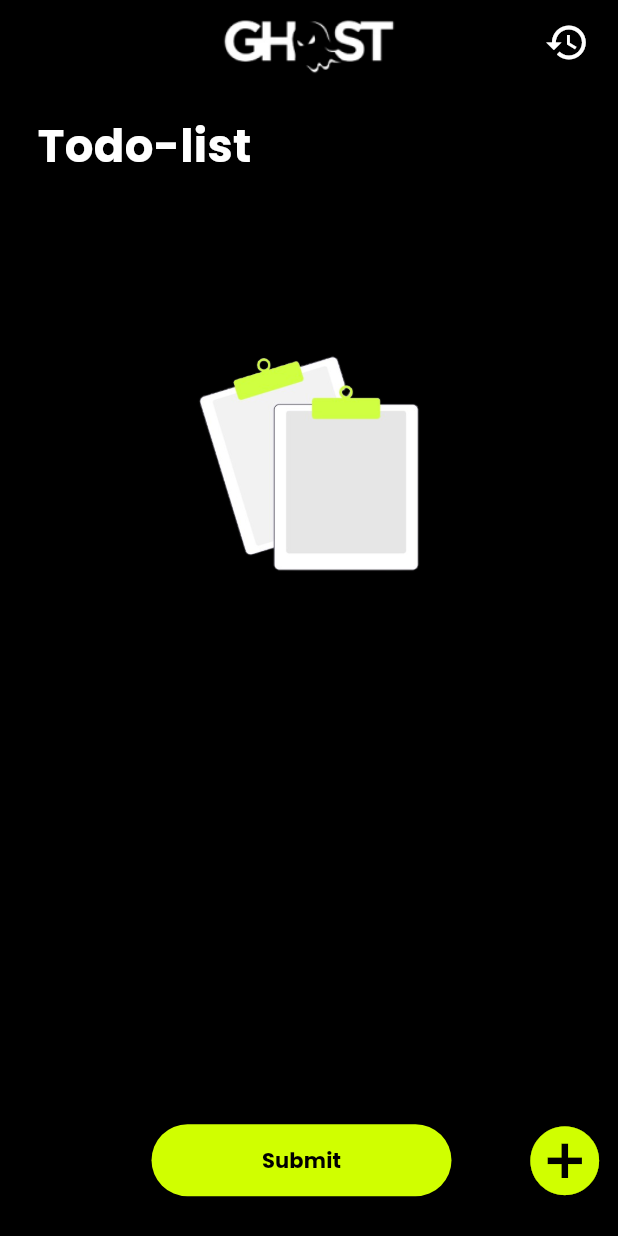
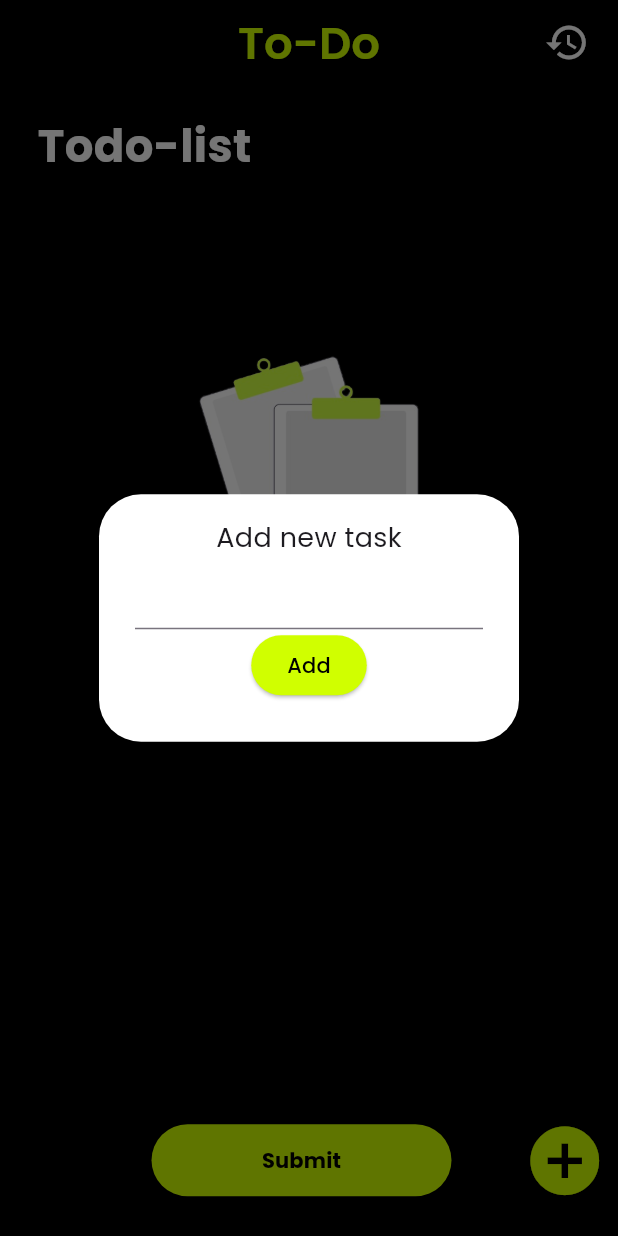
Before and after one commit to Rajveer0555/ToDo, a Flutter app: the ToDo screen opened by its route, after a tap on the "add circle" icon, on a phone screen of 412 x 824 dp. Run offline on Flutter 3.47's test engine with Material 3 defaults, Android fonts, the light colour scheme and no system bars; our stand-ins replace google_fonts.

Commit message:
minor Ui changed !!

```diff
--- a/lib/main.dart
+++ b/lib/main.dart
@@ -25,7 +25,7 @@ class MyApp extends StatelessWidget {
         routes: {
           "/": (context) => const SplashScreen(),
           Routes.splashscreen: (context) => const ToDo(),
-          Routes.todo: (context) => const HistoryScreen(),
+          Routes.todo: (context) => const ToDo(),
           Routes.history: (context) => const HistoryScreen(),
         });
   }
--- a/lib/pages/todo.dart
+++ b/lib/pages/todo.dart
@@ -1,6 +1,7 @@
 import 'package:flutter/material.dart';
 import 'package:google_fonts/google_fonts.dart';
 import 'package:todo/pages/routes.dart';
+import 'package:todo/utils/dialog_box.dart';
 
 class ToDo extends StatefulWidget {
   const ToDo({super.key});
@@ -9,9 +10,6 @@ class ToDo extends StatefulWidget {
 }
 
 class _ToDoState extends State<ToDo> {
-  // bool? _isChecked = false;
-  // bool? _isChecked2 = false;
-  // bool? _isChecked3 = false;
   @override
   Widget build(BuildContext context) {
     return Scaffold(
@@ -22,10 +20,13 @@ class _ToDoState extends State<ToDo> {
         ),
         backgroundColor: Colors.black,
         centerTitle: true,
-        title: const Image(
-          image: AssetImage('assets/Logo.png'),
-          height: 150,
-          width: 180,
+        title: Text(
+          "To-Do",
+          style: GoogleFonts.poppins(
+            color: const Color.fromARGB(255, 208, 255, 0),
+            fontSize: 30,
+            fontWeight: FontWeight.w600,
+          ),
         ),
         actions: [
           Padding(
@@ -88,7 +89,14 @@ class _ToDoState extends State<ToDo> {
                 width: 40,
               ),
               IconButton(
-                onPressed: () {},
+                onPressed: () {
+                  showDialog(
+                    context: context,
+                    builder: (context) {
+                      return DialogBox();
+                    },
+                  );
+                },
                 icon: const Icon(
                   Icons.add_circle_outlined,
                   color: Color.fromARGB(255, 208, 255, 0),
--- /dev/null
+++ b/lib/utils/dialog_box.dart
@@ -0,0 +1,41 @@
+import 'package:flutter/material.dart';
+import 'package:google_fonts/google_fonts.dart';
+import 'package:todo/pages/routes.dart';
+
+class DialogBox extends StatelessWidget {
+  const DialogBox({super.key});
+
+  @override
+  Widget build(BuildContext context) {
+    return Center(
+      child: AlertDialog(
+          backgroundColor: Colors.white,
+          content: SizedBox(
+            height: 125,
+            child: Column(
+              children: [
+                Title(
+                    color: Colors.black,
+                    child: Text(
+                      "Add new task",
+                      style: GoogleFonts.poppins(fontSize: 18),
+                    )),
+                TextField(
+
+                ),
+                ElevatedButton(
+                    style: ElevatedButton.styleFrom(
+                        backgroundColor: const Color.fromARGB(255, 208, 255, 0)),
+                    onPressed: () {
+                      Navigator.pushNamed(context, Routes.todo);
+                    },
+                    child: Text(
+                      "Add",
+                      style: GoogleFonts.poppins(color: Colors.black),
+                    ))
+              ],
+            ),
+          )),
+    );
+  }
+}
```
Also changed, not shown: lib/pages/splash_screen.dart (+23 -15 lines), assets/AppLogo.png (added), assets/Logo.png.
